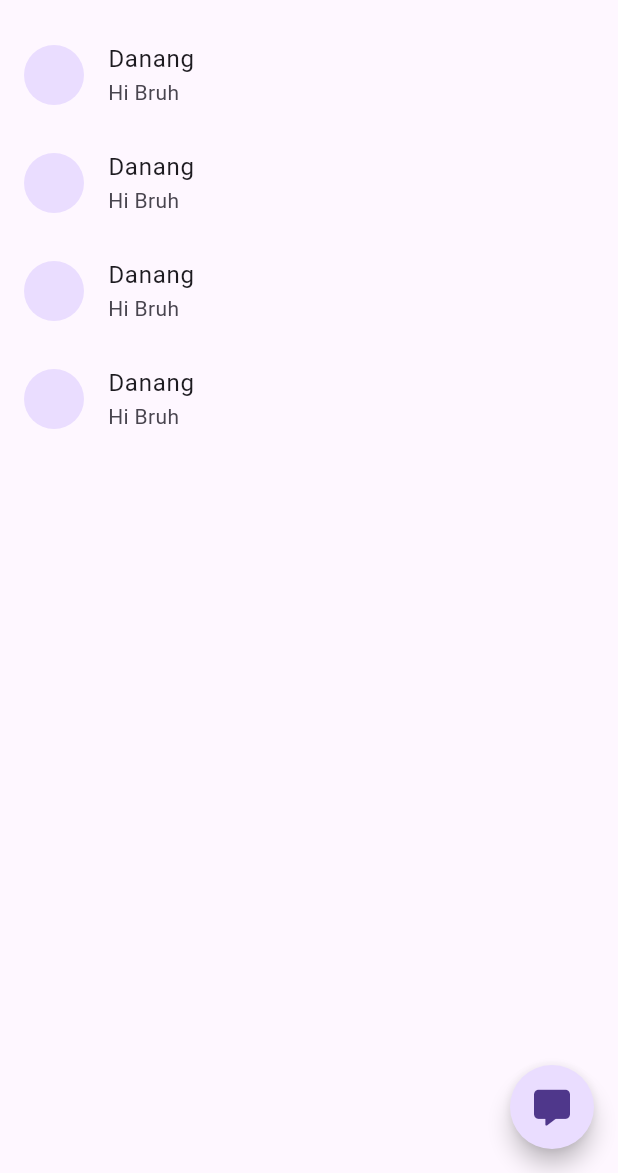
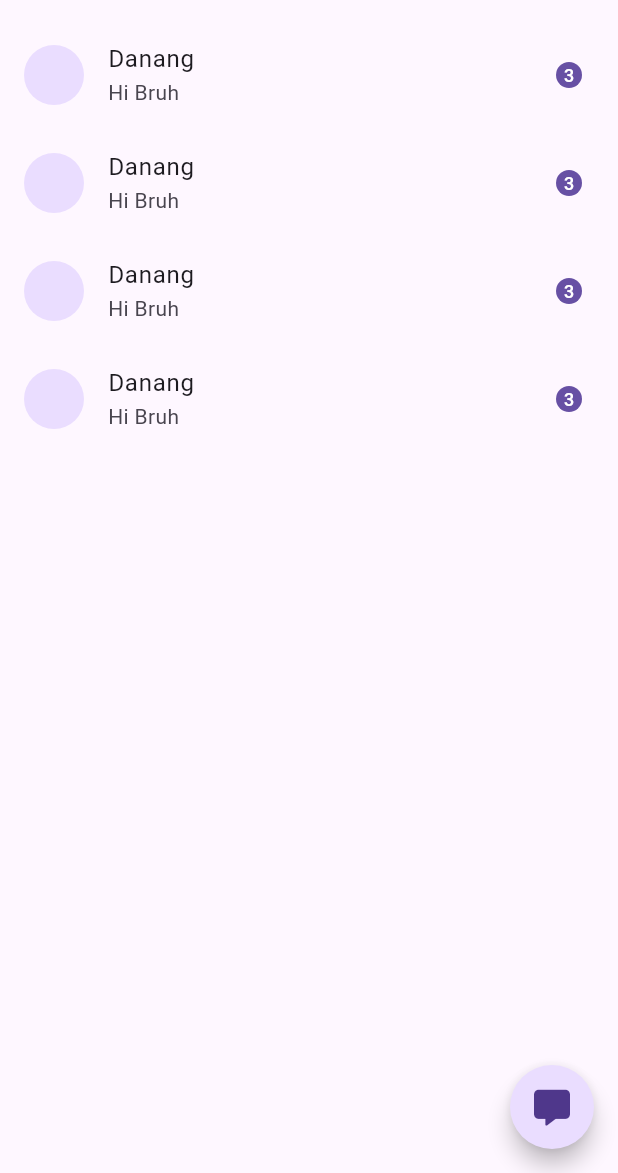
Before and after one commit to padukadafa/chatico, a Flutter app: the screen it shows after launch, on a phone screen of 412 x 824 dp, the part 63-1236 px from its top. Run offline on Flutter 3.47's test engine with Material 3 defaults, Android fonts, the phone set to English and light mode, and no system bars; our stand-ins replace auto_route, flutter_lorem, font_awesome_flutter; missing offline and left inert: super_context_menu.

Commit message:
add: chat page

```diff
--- a/lib/core/router/app_router.dart
+++ b/lib/core/router/app_router.dart
@@ -1,4 +1,6 @@
 import 'package:auto_route/auto_route.dart';
+import 'package:chatico/presentation/pages/chat/chat_page.dart';
+import 'package:chatico/presentation/pages/chat_list/chat_list_page.dart';
 import 'package:chatico/presentation/pages/wrapper/wrapper_page.dart';
 part 'app_router.gr.dart';
 
@@ -7,8 +9,12 @@ class AppRouter extends _$AppRouter {
   @override
   List<AutoRoute> get routes => [
         AutoRoute(
-          page: WrapperRoute.page,
+          page: ChatListRoute.page,
           initial: true,
         ),
+        AutoRoute(
+          page: WrapperRoute.page,
+        ),
+        AutoRoute(page: ChatRoute.page),
       ];
 }
--- a/lib/main.dart
+++ b/lib/main.dart
@@ -1,7 +1,8 @@
 import 'package:chatico/core/router/app_router.dart';
 import 'package:flutter/material.dart';
 
-void main() {
+void main() async {
+  WidgetsFlutterBinding.ensureInitialized();
   runApp(MainApp());
 }
 
--- /dev/null
+++ b/lib/presentation/pages/chat_list/chat_list_page.dart
@@ -0,0 +1,59 @@
+import 'package:auto_route/auto_route.dart';
+import 'package:chatico/core/router/app_router.dart';
+import 'package:flutter/material.dart';
+import 'package:font_awesome_flutter/font_awesome_flutter.dart';
+
+@RoutePage()
+class ChatListPage extends StatelessWidget {
+  const ChatListPage({super.key});
+
+  @override
+  Widget build(BuildContext context) {
+    final colorScheme = Theme.of(context).colorScheme;
+    return Scaffold(
+      appBar: AppBar(
+        title: const Text("Chatico"),
+        actions: [
+          IconButton(
+            onPressed: () {},
+            icon: const FaIcon(
+              FontAwesomeIcons.ellipsisVertical,
+            ),
+          )
+        ],
+      ),
+      floatingActionButton: FloatingActionButton(
+        onPressed: () {},
+        shape: const CircleBorder(),
+        child: const FaIcon(FontAwesomeIcons.solidMessage),
+      ),
+      body: ListView.builder(
+        itemCount: 4,
+        itemBuilder: (context, index) {
+          return ListTile(
+            onTap: () {
+              context.router.push(const ChatRoute());
+            },
+            leading: const CircleAvatar(),
+            title: const Text("Danang"),
+            subtitle: const Text("Hi Bruh"),
+            trailing: Container(
+              padding: const EdgeInsets.all(5),
+              decoration: BoxDecoration(
+                shape: BoxShape.circle,
+                color: colorScheme.primary,
+              ),
+              child: Text(
+                "3",
+                style: TextStyle(
+                  color: colorScheme.onPrimary,
+                  fontSize: 12,
+                ),
+              ),
+            ),
+          );
+        },
+      ),
+    );
+  }
+}
--- a/lib/presentation/pages/wrapper/wrapper_page.dart
+++ b/lib/presentation/pages/wrapper/wrapper_page.dart
@@ -1,6 +1,5 @@
 import 'package:auto_route/auto_route.dart';
 import 'package:flutter/material.dart';
-import 'package:font_awesome_flutter/font_awesome_flutter.dart';
 
 @RoutePage()
 class WrapperPage extends StatelessWidget {
@@ -8,33 +7,6 @@ class WrapperPage extends StatelessWidget {
 
   @override
   Widget build(BuildContext context) {
-    return Scaffold(
-      appBar: AppBar(
-        title: const Text("Chatico"),
-        actions: [
-          IconButton(
-            onPressed: () {},
-            icon: const FaIcon(
-              FontAwesomeIcons.ellipsisVertical,
-            ),
-          )
-        ],
-      ),
-      floatingActionButton: FloatingActionButton(
-        onPressed: () {},
-        shape: const CircleBorder(),
-        child: const FaIcon(FontAwesomeIcons.solidMessage),
-      ),
-      body: ListView.builder(
-        itemCount: 4,
-        itemBuilder: (context, index) {
-          return ListTile(
-            leading: CircleAvatar(),
-            title: Text("Danang"),
-            subtitle: Text("Hi Bruh"),
-          );
-        },
-      ),
-    );
+    return Scaffold();
   }
 }
```
Also changed, not shown: lib/presentation/pages/chat/chat_page.dart (added, +185 -0 lines), pubspec.yaml (+7 -2 lines), assets/images/wallpapers/aesthetic_hearts.jpeg (added), lib/core/router/app_router.gr.dart, pubspec.lock, 6 other files.
